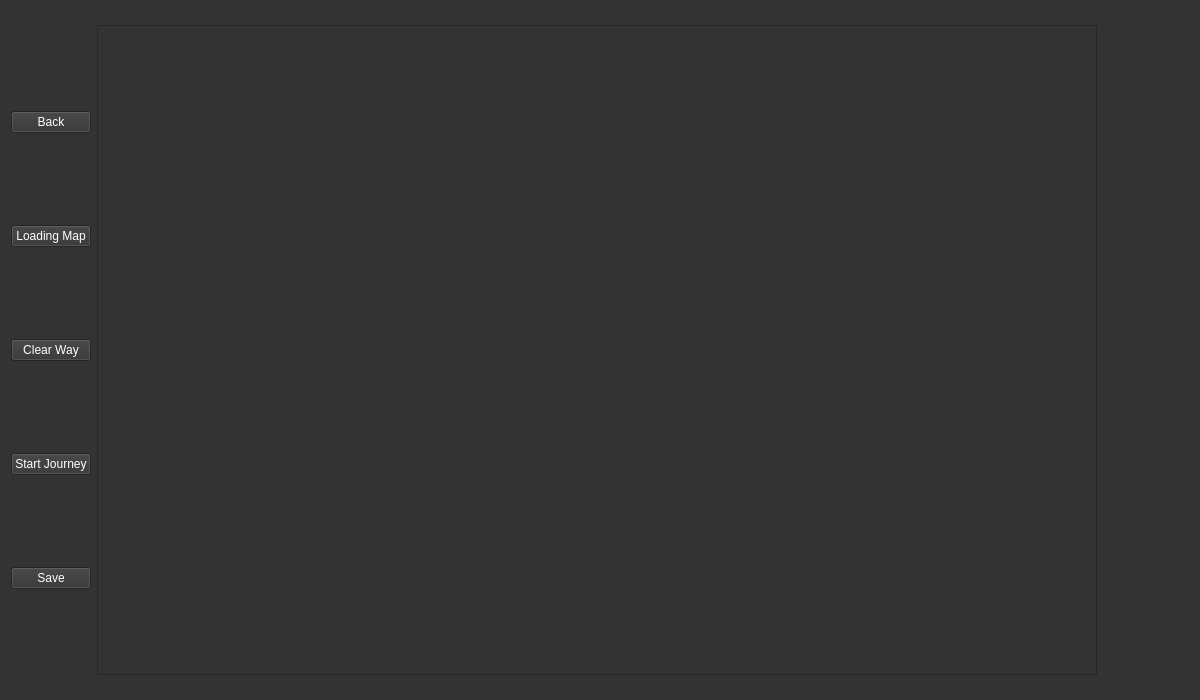
Before: the Qt Designer form ui/interfaceRoute.ui in woofiwaffle/Route-Map, drawn with Qt 5.
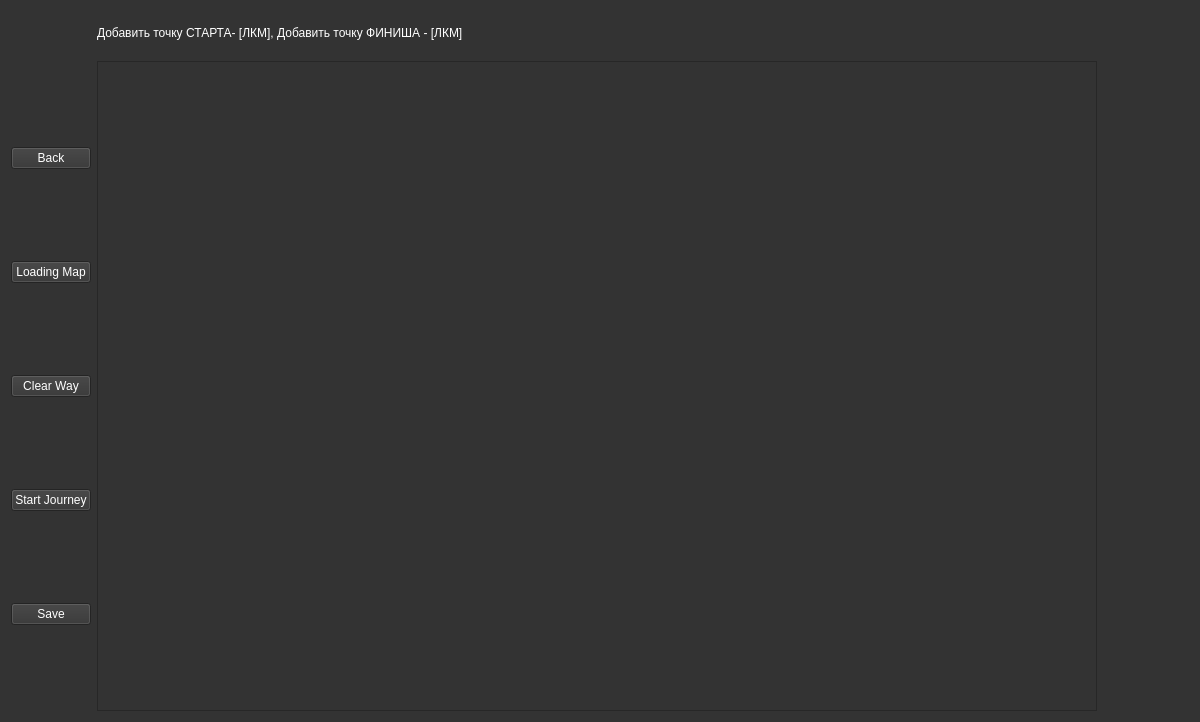
After: the same form once the commit is applied.

Diff of the .ui file:
```diff
--- a/ui/interfaceRoute.ui
+++ b/ui/interfaceRoute.ui
@@ -7,7 +7,7 @@
     <x>0</x>
     <y>0</y>
     <width>1200</width>
-    <height>700</height>
+    <height>722</height>
    </rect>
   </property>
   <property name="minimumSize">
@@ -25,7 +25,7 @@
 </string>
   </property>
   <layout class="QFormLayout" name="formLayout">
-   <item row="0" column="0">
+   <item row="1" column="0">
     <layout class="QGridLayout" name="gridLayout">
      <item row="6" column="1">
       <spacer name="verticalSpacer">
@@ -142,7 +142,7 @@
      </item>
     </layout>
    </item>
-   <item row="0" column="1">
+   <item row="1" column="1">
     <widget class="QGraphicsView" name="graphicsView">
      <property name="enabled">
       <bool>true</bool>
@@ -178,6 +178,13 @@
      </property>
     </widget>
    </item>
+   <item row="0" column="1">
+    <widget class="QLabel" name="label">
+     <property name="text">
+      <string>Добавить точку СТАРТА- [ЛКМ], Добавить точку ФИНИША - [ЛКМ]</string>
+     </property>
+    </widget>
+   </item>
   </layout>
  </widget>
  <resources/>
```
Left out of the diff: 3 changed lines with no effect on the pictures.
